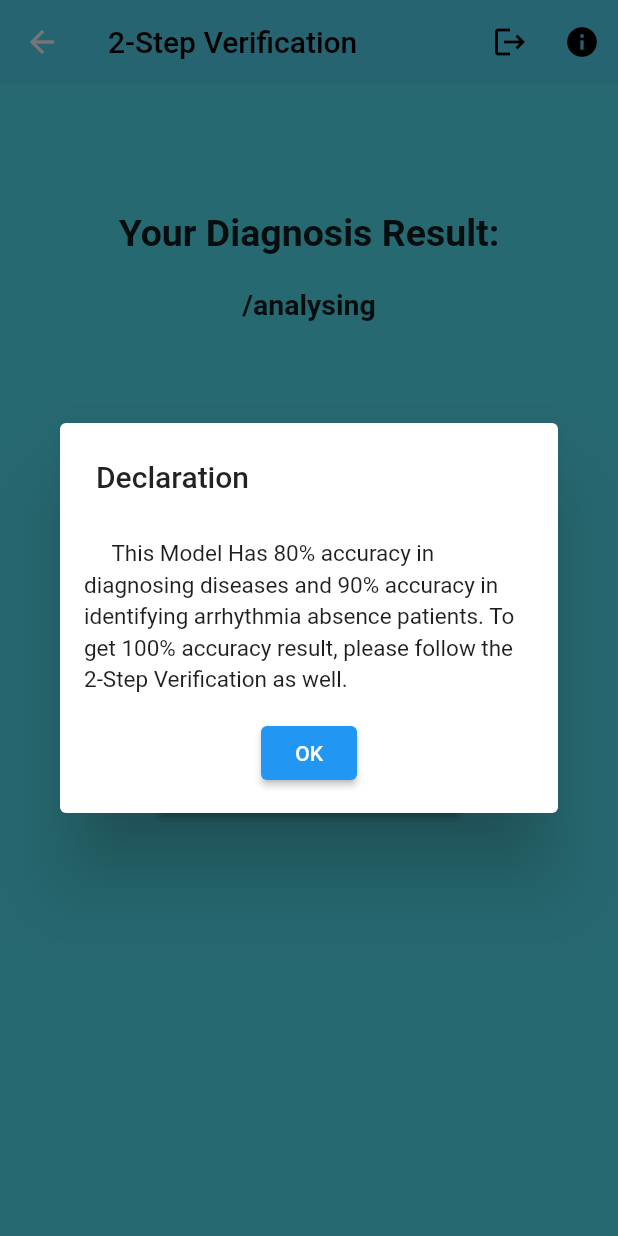
After one commit to OshiniWathsala99/flutter_fe, a Flutter app: the VerificationScreen screen opened by its route, after a tap on the "info" icon, on a phone screen of 412 x 824 dp. The commit adds this screen. Run offline on Flutter 3.47's test engine with Material 2 defaults, Android fonts, the phone set to English and light mode, and no system bars; our stand-ins replace firebase_auth, firebase_core, flutter_slidable, image_picker; accounts and stored records are empty; network calls fail; Roboto replaces fonts that are missing (Poppins).

Commit message:
add declaration

```diff
--- a/fe_ecg/lib/app_routes.dart
+++ b/fe_ecg/lib/app_routes.dart
@@ -7,4 +7,5 @@ class AppRoutes {
   static const String history = '/history';
   static const String verification = '/verify';
   static const String analyzing = '/analysing';
+  static const String declaration = '/declaration';
 }
--- a/fe_ecg/lib/constants/server.dart
+++ b/fe_ecg/lib/constants/server.dart
@@ -1,7 +1,7 @@
 class ServerConfig {
   // Server Details
   static const String serverUrl =
-      'https://88f2-112-134-168-101.ngrok-free.app'; // Put NGROK URL
+      'https://d806-112-134-170-195.ngrok-free.app'; // Put NGROK URL
 
   // API Routes
   static const String loginRoute = '/api/login';
--- /dev/null
+++ b/fe_ecg/lib/declaration.dart
@@ -0,0 +1,36 @@
+import 'package:flutter/material.dart';
+
+class DeclarationPage extends StatelessWidget {
+  @override
+  Widget build(BuildContext context) {
+    return SimpleDialog(
+      title: Text("Declaration"),
+      children: <Widget>[
+        Column(
+          mainAxisAlignment: MainAxisAlignment.center,
+          children: <Widget>[
+            Padding(
+              padding: const EdgeInsets.all(16.0), // Added padding
+              child: Text(
+                "     This Model Has 80% accuracy in diagnosing diseases and 90% accuracy in identifying arrhythmia absence patients. To get 100% accuracy result, please follow the 2-Step Verification as well.",
+                style: TextStyle(
+                  color: Colors.black.withOpacity(0.88),
+                  fontSize: 15,
+                  fontFamily: 'Poppins',
+                  height: 1.4,
+                ),
+              ),
+            ),
+            ElevatedButton(
+              onPressed: () {
+                Navigator.of(context)
+                    .pop(); // Close the dialog when the "OK" button is pressed
+              },
+              child: Text("OK"),
+            ),
+          ],
+        ),
+      ],
+    );
+  }
+}
--- a/fe_ecg/lib/main.dart
+++ b/fe_ecg/lib/main.dart
@@ -12,6 +12,7 @@ import 'package:fe_ecg/history.dart';
 import 'package:fe_ecg/verifydiagnosis.dart';
 import 'package:fe_ecg/analysing.dart';
 import 'package:provider/provider.dart';
+import 'package:fe_ecg/declaration.dart';
 
 void main() async {
   WidgetsFlutterBinding.ensureInitialized();
@@ -54,6 +55,7 @@ class MyApp extends StatelessWidget {
             VerificationScreen(diseaseResult: AppRoutes.analyzing),
         AppRoutes.analyzing: (context) =>
             AnalysingScreen(diseaseResult: AppRoutes.camdiagnosis),
+        AppRoutes.declaration: (context) => DeclarationPage(),
       },
     );
   }
--- a/fe_ecg/lib/verifydiagnosis.dart
+++ b/fe_ecg/lib/verifydiagnosis.dart
@@ -2,6 +2,7 @@ import 'package:fe_ecg/models/user.dart';
 import 'package:flutter/material.dart';
 import 'package:provider/provider.dart';
 import 'package:fe_ecg/BottomNavigationBarWidget.dart';
+import 'package:fe_ecg/declaration.dart';
 
 class VerificationScreen extends StatelessWidget {
   final String diseaseResult;
@@ -48,6 +49,17 @@ class VerificationScreen extends StatelessWidget {
               Navigator.pushNamed(context, '/login');
             },
             icon: Icon(Icons.logout, color: Colors.black),
+          ),
+          IconButton(
+            onPressed: () {
+              showDialog(
+                context: context,
+                builder: (context) {
+                  return DeclarationPage(); // Show the DeclarationPage as a dialog
+                },
+              );
+            },
+            icon: Icon(Icons.info, color: Colors.black),
           ),
         ],
         title: Text(
```
Also changed, not shown: fe_ecg/lib/cameradiagnosisui.dart (+12 -0 lines), fe_ecg/lib/homeui.dart (+13 -0 lines).
